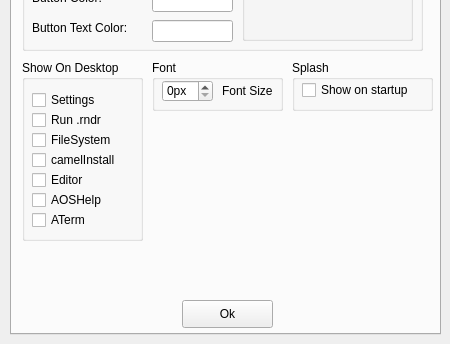
Before: the Qt Designer form uis/settings.ui in AOS-GUI/AOS-GUI, drawn with Qt 5; both pictures show x 0 to 450 and y 196 to 540 of the 450 by 540 pixel window.
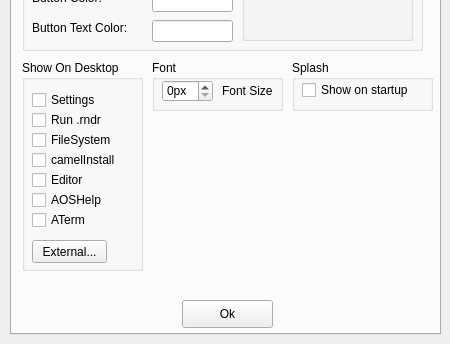
After: the same form once the commit is applied. The open tabs and pages were chosen to show the change.

Commit message: cleaned up button code & added linux/mac support

```diff
--- a/uis/settings.ui
+++ b/uis/settings.ui
@@ -324,7 +324,7 @@
        <x>10</x>
        <y>220</y>
        <width>121</width>
-       <height>181</height>
+       <height>211</height>
       </rect>
      </property>
      <property name="title">
@@ -421,6 +421,19 @@
        <string notr="true">ATerm</string>
       </property>
      </widget>
+     <widget class="QPushButton" name="externalButton">
+      <property name="geometry">
+       <rect>
+        <x>10</x>
+        <y>180</y>
+        <width>75</width>
+        <height>23</height>
+       </rect>
+      </property>
+      <property name="text">
+       <string notr="true">External...</string>
+      </property>
+     </widget>
     </widget>
     <widget class="QPushButton" name="eBc">
      <property name="geometry">
```
Left out of the diff: 2 changed lines with no effect on the pictures. The commit also changes 20 other files.
